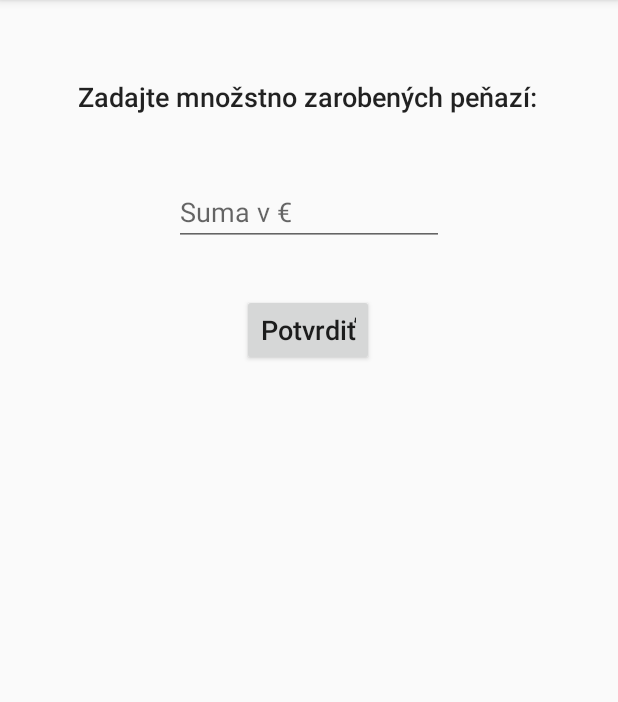
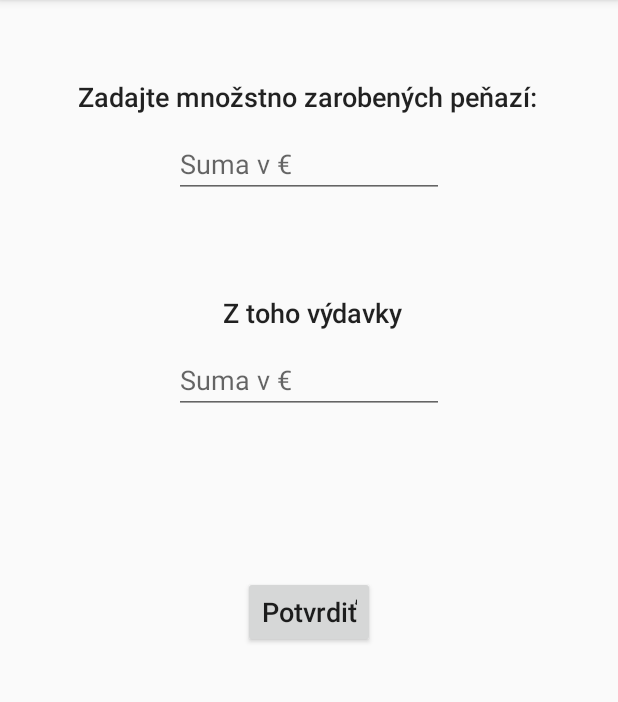
Before and after one commit to Trupendo/FinHealth, an Android app: the AddMoneyFragment screen opened through its navigation route, on a phone screen of 412 x 824 dp, the part 84-786 px from its top. Run offline under Robolectric (Android 15) with nearby library versions, the phone set to English and light mode, and no system bars; our stand-ins replace Firebase (no records; nobody signed in at launch, a user with empty details on screens opened directly).

```diff
--- a/app/src/main/res/layout/fragment_add_money.xml
+++ b/app/src/main/res/layout/fragment_add_money.xml
@@ -11,26 +11,40 @@
         android:id="@+id/sumaEditText"
         android:layout_width="180dp"
         android:layout_height="44dp"
-        android:layout_marginTop="120dp"
+        android:layout_marginTop="88dp"
         android:ems="10"
         android:hint="Suma v €"
+        android:importantForAutofill="no"
         android:inputType="number|numberDecimal"
         android:singleLine="true"
         app:layout_constraintEnd_toEndOf="parent"
         app:layout_constraintStart_toStartOf="parent"
-        app:layout_constraintTop_toTopOf="parent"
-        android:importantForAutofill="no" />
+        app:layout_constraintTop_toTopOf="parent" />
+
+    <EditText
+        android:id="@+id/sumaEditText3"
+        android:layout_width="180dp"
+        android:layout_height="44dp"
+        android:layout_marginTop="232dp"
+        android:ems="10"
+        android:hint="Suma v €"
+        android:importantForAutofill="no"
+        android:inputType="number|numberDecimal"
+        android:singleLine="true"
+        app:layout_constraintEnd_toEndOf="parent"
+        app:layout_constraintStart_toStartOf="parent"
+        app:layout_constraintTop_toTopOf="parent" />
 
     <Button
         android:id="@+id/addMoneyButton"
         android:layout_width="wrap_content"
         android:layout_height="wrap_content"
-        android:layout_marginTop="32dp"
+        android:layout_marginTop="252dp"
         android:text="Potvrdiť"
         android:textAppearance="@style/TextAppearance.AppCompat.Body2"
         android:textSize="18sp"
         app:layout_constraintEnd_toEndOf="parent"
-        app:layout_constraintHorizontal_bias="0.498"
+        app:layout_constraintHorizontal_bias="0.501"
         app:layout_constraintStart_toStartOf="parent"
         app:layout_constraintTop_toBottomOf="@+id/sumaEditText" />
 
@@ -46,4 +60,17 @@
         app:layout_constraintHorizontal_bias="0.495"
         app:layout_constraintStart_toStartOf="parent"
         app:layout_constraintTop_toTopOf="parent" />
+
+    <TextView
+        android:id="@+id/textView9"
+        android:layout_width="wrap_content"
+        android:layout_height="wrap_content"
+        android:layout_marginTop="196dp"
+        android:text="Z toho výdavky"
+        android:textAppearance="@style/TextAppearance.AppCompat.Body2"
+        android:textSize="18sp"
+        app:layout_constraintEnd_toEndOf="parent"
+        app:layout_constraintHorizontal_bias="0.509"
+        app:layout_constraintStart_toStartOf="parent"
+        app:layout_constraintTop_toTopOf="parent" />
 </androidx.constraintlayout.widget.ConstraintLayout>
```
Also changed, not shown: app/src/main/java/devetlopers/finhealth/User.java (+19 -1 lines), app/src/main/res/layout/fragment_main.xml (+1 -14 lines).
